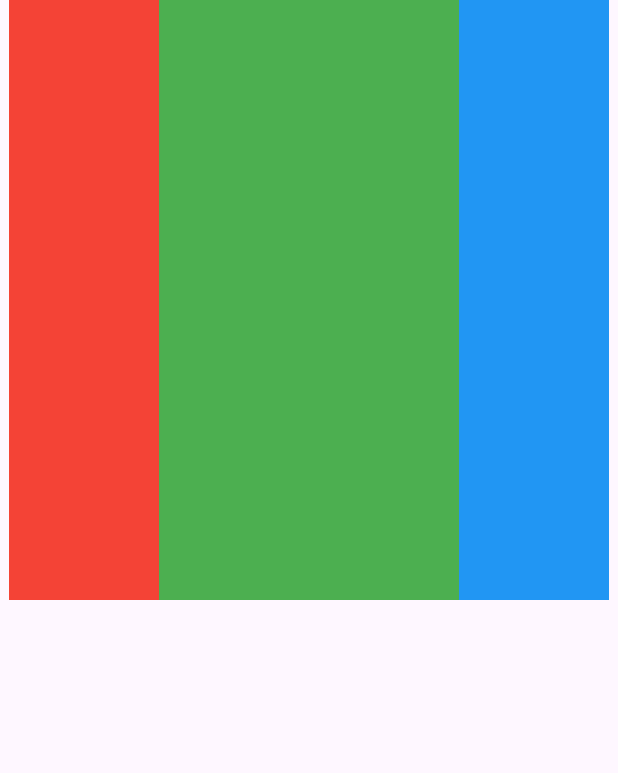
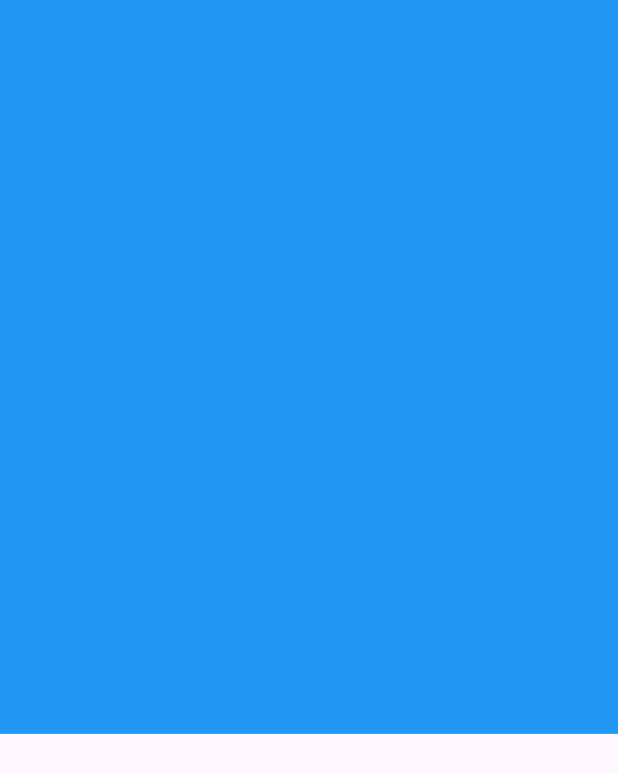
Before and after one commit to shahzaibahmad1426/Random_Practice, a Flutter app: the screen it shows after launch, on a phone screen of 412 x 824 dp. Shown: the top 773 px of the screen. Run offline on Flutter 3.47's test engine with Material 3 defaults, Android fonts, the phone set to English and light mode, and no system bars.

Commit message:
Aspect Ratio Widget

```diff
--- /dev/null
+++ b/lib/layout_widgets/aspect_ratio_widget.dart
@@ -0,0 +1,16 @@
+import 'package:flutter/material.dart';
+class AspectRatioWidget extends StatelessWidget {
+  const AspectRatioWidget({super.key});
+
+  @override
+  Widget build(BuildContext context) {
+    return Scaffold(
+      body: AspectRatio(
+        aspectRatio: 16/19,
+        child: Container(
+          color: Colors.blue,
+        ),
+      ),
+    );
+  }
+}
--- a/lib/main.dart
+++ b/lib/main.dart
@@ -1,5 +1,5 @@
 import 'package:flutter/material.dart';
-import 'package:random_practice/layout_widgets/flexible_widget.dart';
+import 'package:random_practice/layout_widgets/aspect_ratio_widget.dart';
 
 void main() {
   runApp(const MyApp());
@@ -22,7 +22,7 @@ class MyApp extends StatelessWidget {
    @override
    Widget build(BuildContext context) {
      return const Scaffold(
-       body: FlexibleWidget(),
+       body: AspectRatioWidget(),
      );
    }
  }
```
